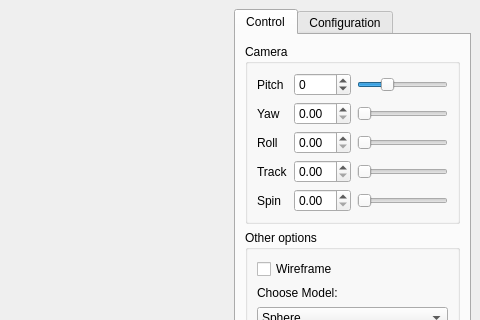
This is ui/mainwindow.ui in sora-M31/QAnt as Qt 5 draws it before an edit; both pictures show x 544 to 1024 and y 0 to 320 of the 1024 by 785 pixel window. The edited form follows.
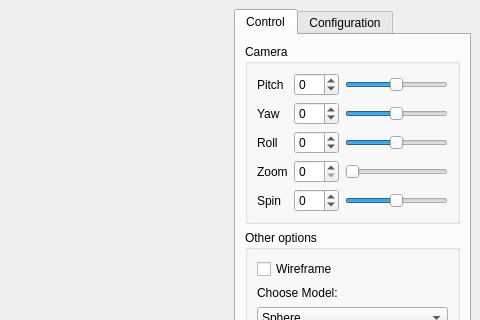
This is the edited form.

Commit message: Refactored other ui control for camera

Diff of the .ui file:
```diff
--- a/ui/mainwindow.ui
+++ b/ui/mainwindow.ui
@@ -131,7 +131,7 @@
            <item row="3" column="0">
             <widget class="QLabel" name="label_6">
              <property name="text">
-              <string>Track</string>
+              <string>Zoom</string>
              </property>
             </widget>
            </item>
@@ -142,41 +142,50 @@
              </property>
             </widget>
            </item>
-           <item row="1" column="2">
-            <widget class="QDoubleSpinBox" name="doubleSpinBox_6"/>
-           </item>
-           <item row="2" column="2">
-            <widget class="QDoubleSpinBox" name="doubleSpinBox_7"/>
-           </item>
-           <item row="3" column="2">
-            <widget class="QDoubleSpinBox" name="doubleSpinBox_8"/>
-           </item>
-           <item row="4" column="2">
-            <widget class="QDoubleSpinBox" name="doubleSpinBox_9"/>
-           </item>
            <item row="1" column="3">
-            <widget class="QSlider" name="horizontalSlider_6">
+            <widget class="QSlider" name="m_yawSlider">
+             <property name="minimum">
+              <number>-99</number>
+             </property>
              <property name="orientation">
               <enum>Qt::Horizontal</enum>
              </property>
             </widget>
            </item>
            <item row="2" column="3">
-            <widget class="QSlider" name="horizontalSlider_7">
+            <widget class="QSlider" name="m_rollSlider">
+             <property name="minimum">
+              <number>-99</number>
+             </property>
              <property name="orientation">
               <enum>Qt::Horizontal</enum>
              </property>
             </widget>
            </item>
            <item row="3" column="3">
-            <widget class="QSlider" name="horizontalSlider_8">
+            <widget class="QSlider" name="m_zoomSlider">
+             <property name="minimum">
+              <number>0</number>
+             </property>
+             <property name="maximum">
+              <number>99</number>
+             </property>
+             <property name="pageStep">
+              <number>1</number>
+             </property>
+             <property name="value">
+              <number>0</number>
+             </property>
              <property name="orientation">
               <enum>Qt::Horizontal</enum>
              </property>
             </widget>
            </item>
            <item row="4" column="3">
-            <widget class="QSlider" name="horizontalSlider_9">
+            <widget class="QSlider" name="m_spinSlider">
+             <property name="minimum">
+              <number>-99</number>
+             </property>
              <property name="orientation">
               <enum>Qt::Horizontal</enum>
              </property>
@@ -185,16 +194,19 @@
            <item row="0" column="3">
             <widget class="QSlider" name="m_pitchSlider">
              <property name="minimum">
-              <number>-10</number>
+              <number>-99</number>
              </property>
              <property name="maximum">
-              <number>10</number>
+              <number>99</number>
              </property>
              <property name="singleStep">
               <number>1</number>
              </property>
+             <property name="value">
+              <number>0</number>
+             </property>
              <property name="sliderPosition">
-              <number>-4</number>
+              <number>0</number>
              </property>
              <property name="orientation">
               <enum>Qt::Horizontal</enum>
@@ -204,10 +216,47 @@
            <item row="0" column="2">
             <widget class="QSpinBox" name="m_pitchBox">
              <property name="minimum">
-              <number>-10</number>
+              <number>-99</number>
              </property>
              <property name="maximum">
-              <number>10</number>
+              <number>99</number>
+             </property>
+             <property name="value">
+              <number>0</number>
+             </property>
+            </widget>
+           </item>
+           <item row="1" column="2">
+            <widget class="QSpinBox" name="m_yawBox">
+             <property name="minimum">
+              <number>-99</number>
+             </property>
+            </widget>
+           </item>
+           <item row="2" column="2">
+            <widget class="QSpinBox" name="m_rollBox">
+             <property name="minimum">
+              <number>-99</number>
+             </property>
+            </widget>
+           </item>
+           <item row="3" column="2">
+            <widget class="QSpinBox" name="m_zoomBox">
+             <property name="minimum">
+              <number>0</number>
+             </property>
+             <property name="maximum">
+              <number>99</number>
+             </property>
+             <property name="singleStep">
+              <number>1</number>
+             </property>
+            </widget>
+           </item>
+           <item row="4" column="2">
+            <widget class="QSpinBox" name="m_spinBox">
+             <property name="minimum">
+              <number>-99</number>
              </property>
             </widget>
            </item>
```
The commit also changes 4 other files.
